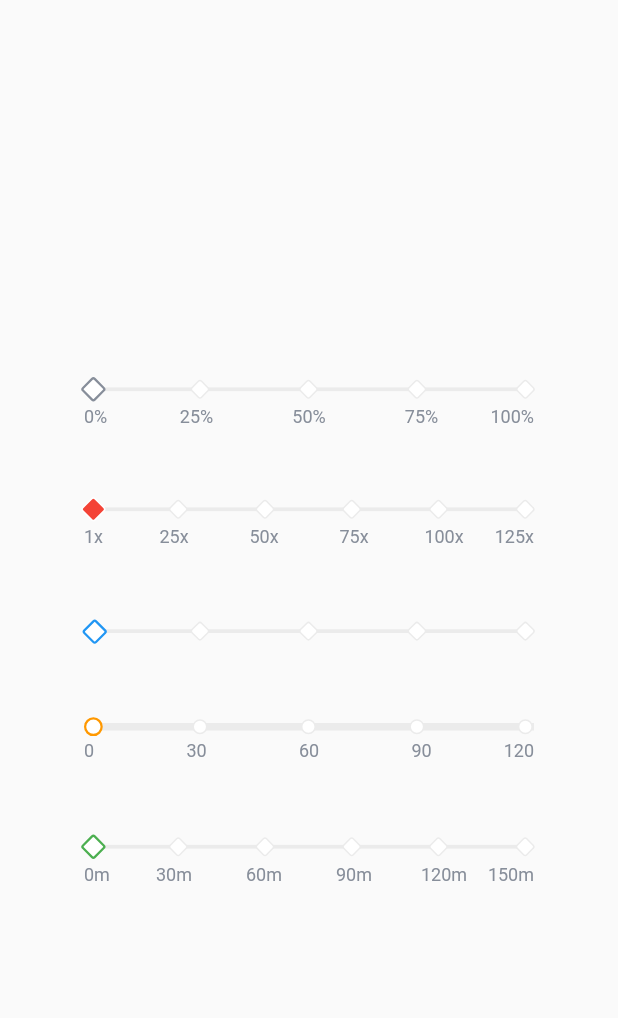
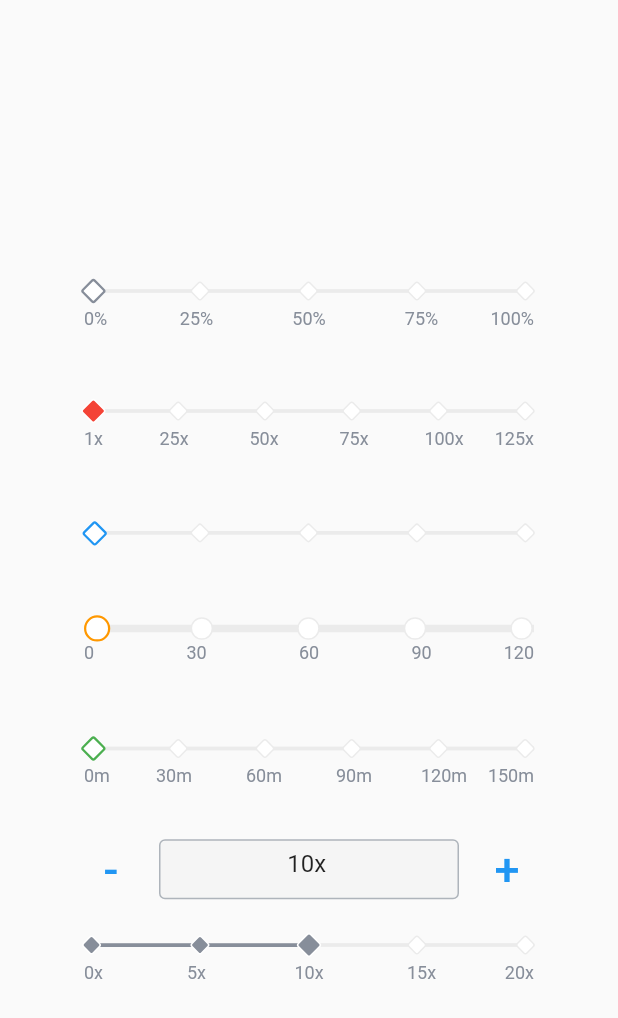
Before and after one commit to dushiling/diamond_node_slider, a Flutter app: the screen it shows after launch, on a phone screen of 412 x 824 dp. Shown: the top 1018 px of the screen. Run offline on Flutter 3.47's test engine with Material 2 defaults, Android fonts, the phone set to English and light mode, and no system bars.

```diff
--- a/example/lib/main.dart
+++ b/example/lib/main.dart
@@ -28,18 +28,34 @@ class SliderHomePage extends StatefulWidget {
 }
 
 class _SliderHomePageState extends State<SliderHomePage> {
+
+  int _currentValue=0;
+  double _ratioValue = 0.0;
+  int sliderMaxValue=20;
+  int sliderMinValue=0;
+
+  TextEditingController leverController = TextEditingController();
+
+  @override
+  void initState() {
+    super.initState();
+    _currentValue = 10;  //输入框 初始值
+    _ratioValue = _currentValue/sliderMaxValue;//  10/20
+
+    leverController.text='${_currentValue}x';//给输入框赋值
+  }
+
+
   @override
   Widget build(BuildContext context) {
     return Scaffold(
+      resizeToAvoidBottomInset: false,
       body: Center(
         child: Column(
           mainAxisAlignment: MainAxisAlignment.center,
           children: [
             ///常用
             DiamondNodeSlisder(
-              (value) {
-                print('value===$value');
-              },
               activeTrackColor: Color(0xFF878E9A),
               unActiveTrackColor: Color(0xFFEBEBEB),
               width: 300.0,
@@ -48,15 +64,15 @@ class _SliderHomePageState extends State<SliderHomePage> {
               maxValue: 100,
               minValue: 0,
               textUnitStr: '%',
+              valueChanged:(value,ratioV) {
+                print('value===$value');
+              },
             ),
 
             SizedBox(height: 30),
 
             ///最小值不为0
             DiamondNodeSlisder(
-              (value) {
-                print('value===$value');
-              },
               activeTrackColor: Colors.red,
               unActiveTrackColor: Color(0xFFEBEBEB),
               width: 300.0,
@@ -65,15 +81,15 @@ class _SliderHomePageState extends State<SliderHomePage> {
               maxValue: 125,
               minValue: 1,
               textUnitStr: 'x',
+              valueChanged:(value,ratioV) {
+                print('value===$value');
+              },
             ),
 
             SizedBox(height: 30),
 
             ///节点文字不显示
             DiamondNodeSlisder(
-              (value) {
-                print('value===$value');
-              },
               activeTrackColor: Colors.blue,
               unActiveTrackColor: Color(0xFFEBEBEB),
               width: 300.0,
@@ -82,32 +98,33 @@ class _SliderHomePageState extends State<SliderHomePage> {
               maxValue: 80,
               minValue: 0,
               textShowBool: false,
+              valueChanged:(value,ratioV) {
+                print('value===$value');
+              },
             ),
 
             SizedBox(height: 30),
 
             ///节点圆形、设置轨道高度
             DiamondNodeSlisder(
-              (value) {
-                print('value===$value');
-              },
               activeTrackColor: Colors.orange,
               unActiveTrackColor: Color(0xFFEBEBEB),
               width: 300.0,
               height: 5, //轨道高度
+              nodeWidth: 15, //节点宽高
               divisions: 4,
               maxValue: 120,
               minValue: 0,
               isRhombus: false, //非菱形
+              valueChanged:(value,ratioV) {
+                print('value===$value');
+              },
             ),
 
             SizedBox(height: 30),
 
             ///直接跳到节点，无过渡
             DiamondNodeSlisder(
-              (value) {
-                print('value===$value');
-              },
               activeTrackColor: Colors.green,
               unActiveTrackColor: Color(0xFFEBEBEB),
               width: 300.0,
@@ -117,7 +134,98 @@ class _SliderHomePageState extends State<SliderHomePage> {
               minValue: 0,
               textUnitStr: 'm',
               toNodeBool: true,
+              valueChanged:(value,ratioV) {
+                print('value===$value');
+              },
             ),
+
+
+            /*********************************************************************/
+
+            SizedBox(height: 30),
+            //输入框、加减号
+            Row(
+              mainAxisAlignment: MainAxisAlignment.center,
+              children: [
+                TextButton(
+                    child: Text('-',style: TextStyle(fontSize: 30)),
+                    onPressed: (){
+                      if(_currentValue>sliderMinValue) {
+                        _currentValue--;
+                        leverController.text='${_currentValue}x';//更新输入框值
+                        _ratioValue = _currentValue.toDouble() / sliderMaxValue;//更新slider进度值
+                        setState(() {});
+                      }
+                    }
+                ),
+                Container(
+                  width: 200,
+                  height: 40,
+                  decoration: BoxDecoration(
+                      color:  Colors.grey[100],
+                      borderRadius: BorderRadius.all(Radius.circular(4)),
+                      border:  Border.all(width:1,color: Color(0xFFAEB4BB))
+                  ),
+                  child: TextField(
+                    controller: leverController,
+                    textAlign: TextAlign.center,
+                    decoration: InputDecoration(
+                        hintText: '杠杆值',
+                        border: InputBorder.none,
+                        hintStyle: TextStyle(color: Colors.grey)
+                    ),
+                    onChanged: (V){
+                      if(V==''){
+                        _currentValue=0;
+                        leverController.text='${0}x';//更新输入框值
+                        _ratioValue = 0.0 / sliderMaxValue;//更新slider进度值
+                        setState(() {});
+                      }
+                    },
+                  ),
+                ),
+                TextButton(
+                  child: Text('+',style: TextStyle(fontSize: 30)),
+                  onPressed: (){
+                    if(_currentValue<sliderMaxValue){
+
+                      _currentValue++;
+                      leverController.text='${_currentValue}x';//更新输入框值
+                      _ratioValue=_currentValue.toDouble()/sliderMaxValue;//更新slider进度值
+                      setState(() {});
+                    }
+                  },
+                ),
+              ],
+            ),
+
+
+            ///有初始值
+            DiamondNodeSlisder(
+              ratioValue: _ratioValue,
+              activeTrackColor: Color(0xFF878E9A),
+              unActiveTrackColor: Color(0xFFEBEBEB),
+              width: 300.0,
+              height: 2.5,
+              divisions: 4,
+              maxValue: sliderMaxValue,
+              minValue: sliderMinValue,
+              textUnitStr: 'x',
+              valueChanged:(value,ratioV) {
+
+                setState(() {
+                  _currentValue=  value;
+                  print('_currentValue===$_currentValue');
+
+                  _ratioValue = ratioV;
+                  print('ratioV===$_ratioValue');
+
+                  //输入框赋值
+                  leverController.text='${value}x';
+                });
+              },
+            ),
+
           ],
         ),
       ),
--- a/lib/diamond_node_slider.dart
+++ b/lib/diamond_node_slider.dart
@@ -40,11 +40,15 @@ class DiamondNodeSlisder extends StatefulWidget {
   ///Drag directly to node without transition
   final bool toNodeBool;
 
+  ///range:0-1,  Initial value/ maxValue
+  final double? ratioValue;
+
   ///Returns the value of slider
-  final Function(int) valueChanged;
+  final Function(int, double) valueChanged;
 
-  DiamondNodeSlisder(this.valueChanged,
-      {this.width = double.infinity,
+  DiamondNodeSlisder(
+      {required this.valueChanged,
+        this.width = double.infinity,
         this.height = 2.5,
         this.unActiveTrackColor = const Color(0xFFEBEBEB),
         this.activeTrackColor = const Color(0xFF878E9A),
@@ -55,7 +59,8 @@ class DiamondNodeSlisder extends StatefulWidget {
         this.textShowBool = true,
         this.isRhombus = true,
         this.nodeWidth = 10,
-      this.toNodeBool = false});
+        this.toNodeBool = false,
+        this.ratioValue});
 
   @override
   State<DiamondNodeSlisder> createState() => _DiamondNodeSlisderState();
@@ -80,6 +85,10 @@ class _DiamondNodeSlisderState extends State<DiamondNodeSlisder> {
 
   @override
   Widget build(BuildContext context) {
+    if (widget.ratioValue != null) {
+      value = widget.ratioValue!;
+    }
+
     return Container(
       height: 50 - (widget.textShowBool == false ? 15 : 0),
       width: widget.width,
@@ -284,7 +293,8 @@ class _DiamondNodeSlisderState extends State<DiamondNodeSlisder> {
 
     //回调滑竿值
     widget.valueChanged(
-        int.parse(((dx / maxX) * widget.maxValue!).toStringAsFixed(0))); //值 取整数
+        int.parse(((dx / maxX) * widget.maxValue!).toStringAsFixed(0)),
+        dx / maxX); //值 取整数、百分比
   }
 
   //直接跳到节点，无过渡
--- a/pubspec.yaml
+++ b/pubspec.yaml
@@ -1,6 +1,6 @@
 name: diamond_node_slider
 description: The node is a diamond slider, which can achieve two effects with transition value and node value.
-version: 1.0.0
+version: 1.0.1
 homepage: https://github.com/dushiling
 repository: https://github.com/dushiling/diamond_node_slider
 
```
Also changed, not shown: 2 other files. Lines whose indentation alone changed are shown as unchanged.
